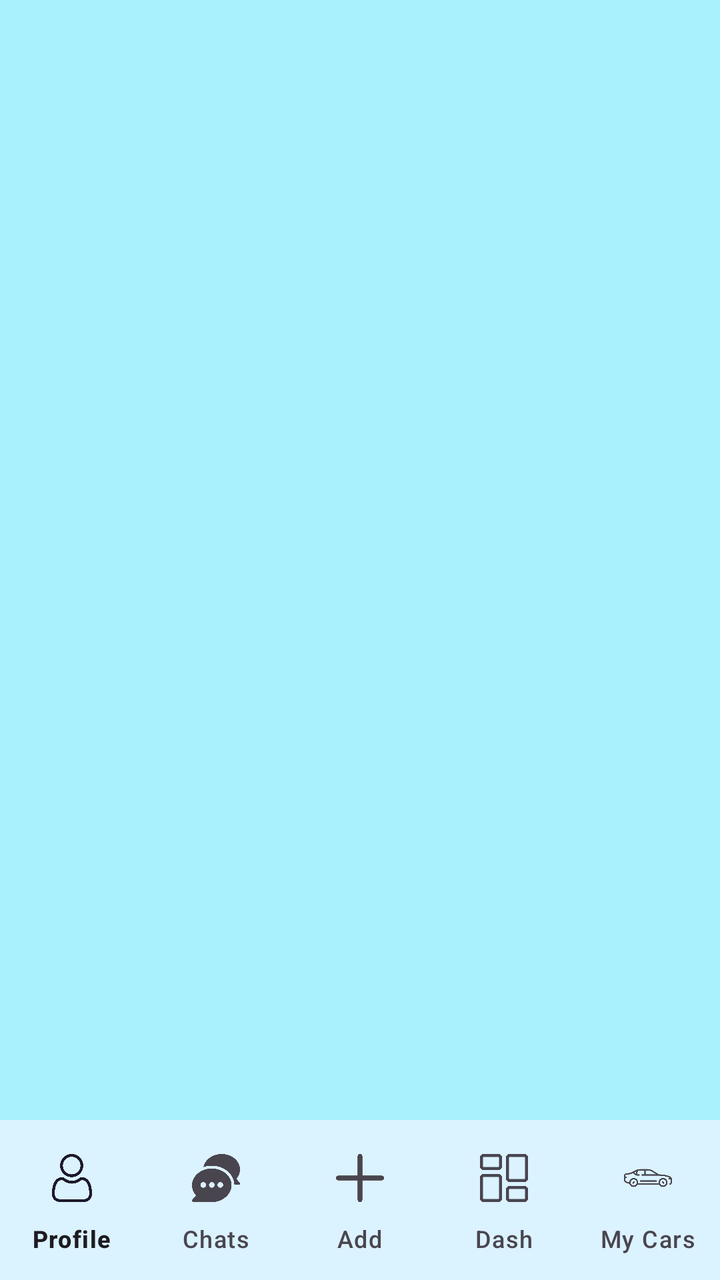
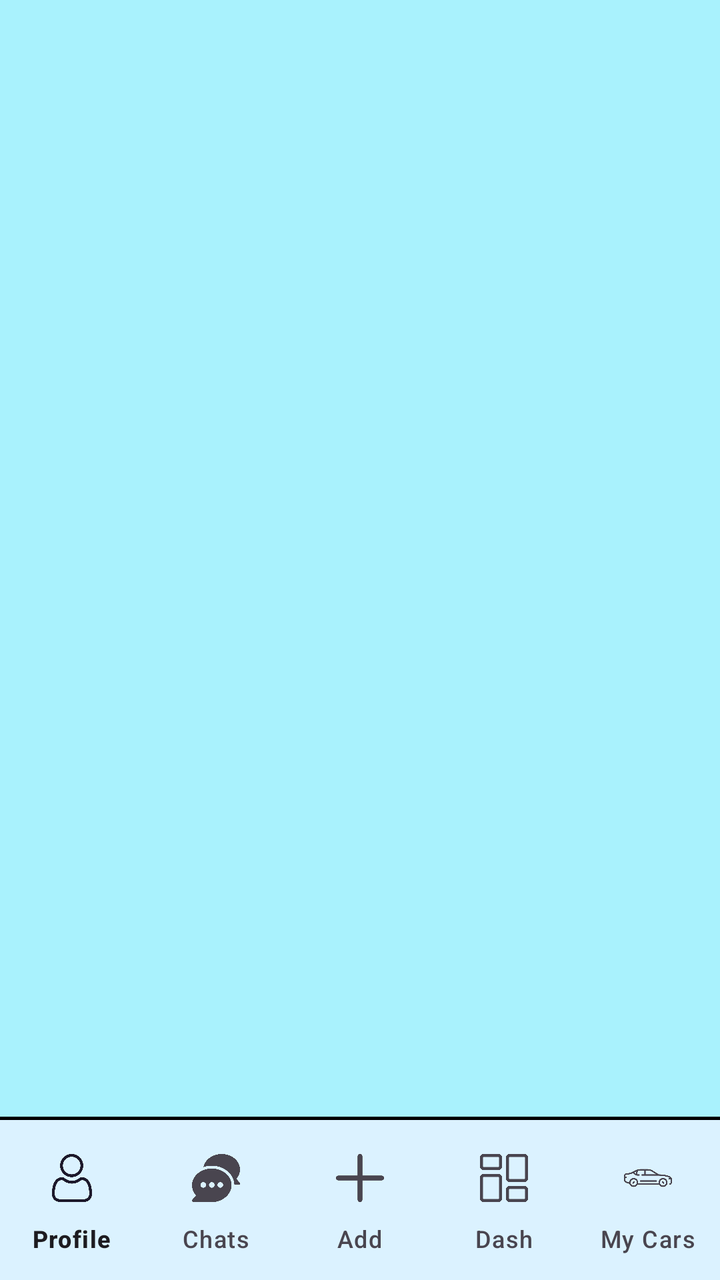

Screens rendered from an Android XML layout before and after an edit, with the pre-edit source and the edit as a unified diff.
<!-- AndroidManifest.xml: application theme Theme.Car2 -->
<!-- res/layout/activity_my_cars.xml -->
<?xml version="1.0" encoding="utf-8"?>
<RelativeLayout xmlns:android="http://schemas.android.com/apk/res/android"
    xmlns:app="http://schemas.android.com/apk/res-auto"
    android:layout_width="match_parent"
    android:layout_height="match_parent"
    android:background="#a9f2fd"
    android:layoutDirection="ltr">

    <FrameLayout
        android:id="@+id/progressOverlay"
        android:layout_width="match_parent"
        android:layout_height="match_parent"
        android:background="#80000000"
        android:visibility="gone">

        <ProgressBar
            android:layout_width="wrap_content"
            android:layout_height="wrap_content"
            android:layout_gravity="center"/>
    </FrameLayout>

    <androidx.recyclerview.widget.RecyclerView
        android:id="@+id/rvMyCars"
        android:layout_above="@id/bottom_navigation"
        android:layout_width="match_parent"
        android:layout_height="match_parent"
        android:padding="8dp"
        android:clipToPadding="false"
        android:scrollbars="vertical"/>

    <com.google.android.material.bottomnavigation.BottomNavigationView
        android:layout_width="match_parent"
        android:layout_height="wrap_content"
        android:layout_alignParentBottom="true"
        android:background="#dbf2ff"
        app:menu="@menu/my_menu"
        android:id="@+id/bottom_navigation"
        app:labelVisibilityMode="labeled"
        app:itemPaddingTop="17dp"
        />

</RelativeLayout>
<!-- resources referenced by this layout -->
<resources>
  <style name="Theme.Car2" parent="Base.Theme.Car2" />
  <style name="Base.Theme.Car2" parent="Theme.Material3.Light.NoActionBar">
          
          
          <item name="android:statusBarColor">@color/my_status_bar</item>
          <item name="android:windowLightStatusBar">true</item>
      </style>
  <color name="my_status_bar">#dbf2ff</color>
</resources>

<!-- the commit's change to res/layout/activity_my_cars.xml (unified diff, before → after) -->
@@ -21,12 +21,19 @@
 
     <androidx.recyclerview.widget.RecyclerView
         android:id="@+id/rvMyCars"
-        android:layout_above="@id/bottom_navigation"
+        android:layout_above="@id/view"
         android:layout_width="match_parent"
         android:layout_height="match_parent"
         android:padding="8dp"
         android:clipToPadding="false"
         android:scrollbars="vertical"/>
+
+    <View
+        android:id="@+id/view"
+        android:layout_width="match_parent"
+        android:layout_height="1.5dp"
+        android:background="@color/black"
+        android:layout_above="@id/bottom_navigation"/>
 
     <com.google.android.material.bottomnavigation.BottomNavigationView
         android:layout_width="match_parent"
<!-- resource entries referenced after the edit -->
@@ -1,5 +1,6 @@
 <!-- resources referenced by this layout -->
 <resources>
+  <color name="black">#FF000000</color>
   <style name="Theme.Car2" parent="Base.Theme.Car2" />
   <style name="Base.Theme.Car2" parent="Theme.Material3.Light.NoActionBar">
           
